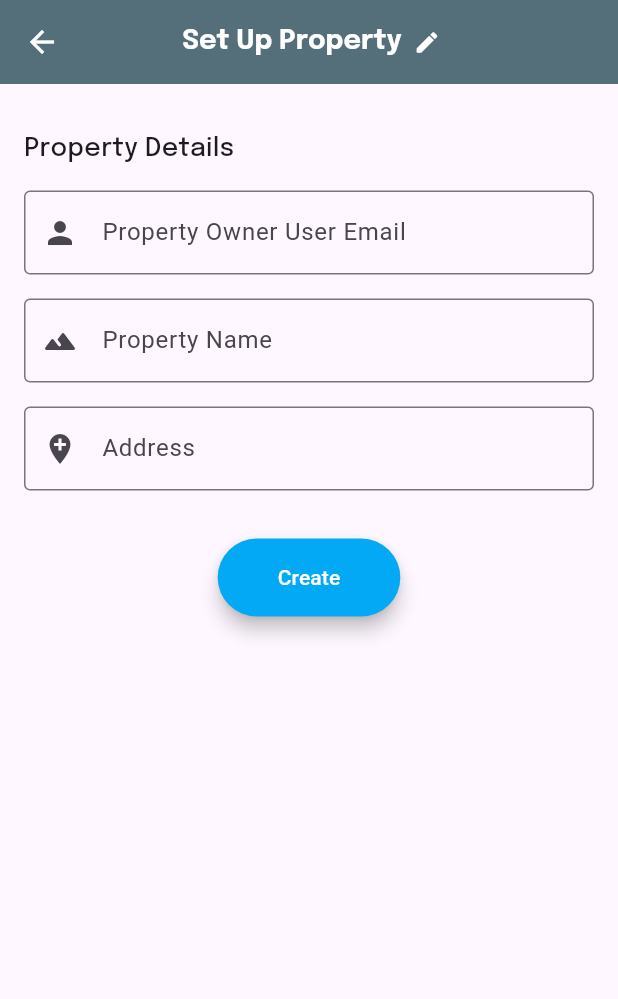
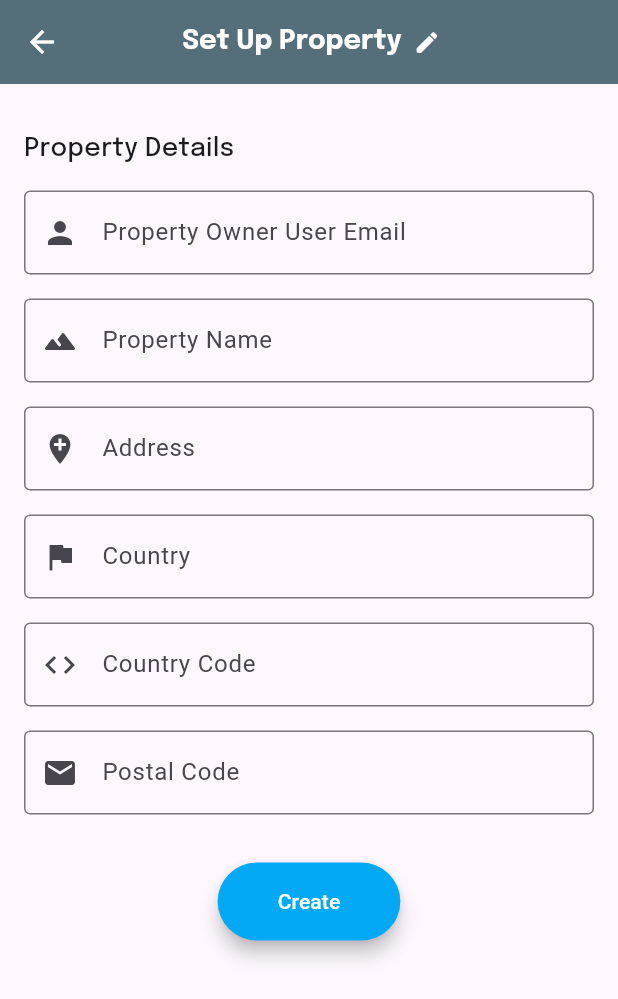
Before and after one commit to mn-nao-ren/drenchmate1017, a Flutter app: the SetupPropertyScreen screen opened by its route, on a phone screen of 412 x 824 dp. Shown: the top 999 px of the screen. Run offline on Flutter 3.47's test engine with Material 3 defaults, Android fonts, the phone set to English and light mode, and no system bars; our stand-ins replace cloud_firestore, firebase_auth, firebase_core, google_fonts, modal_progress_hud_nsn; accounts and stored records are empty.

Commit message:
fixed form state management and missing fields from create property form, specially for andrew's weather case

```diff
--- a/lib/business_logic/services/firestore_service.dart
+++ b/lib/business_logic/services/firestore_service.dart
@@ -4,14 +4,18 @@ import 'package:cloud_firestore/cloud_firestore.dart';
 class FirestoreService {
   final FirebaseFirestore _firestore = FirebaseFirestore.instance;
 
-  Future<void> savePropertyData(String userEmail, String propertyName, String location, DateTime createdAt) async {
+  Future<void> savePropertyData(String userEmail, String propertyName, String location, String country, String countryCode, String postalCode, DateTime createdAt) async {
     await _firestore.collection('properties').add({
       'userEmail': userEmail,
       'propertyName': propertyName,
       'location': location,
+      'country': country,
+      'countryCode': countryCode,
+      'postalCode': postalCode,
       'createdAt': createdAt,
     });
   }
+
 
   Future<void> saveMob(String propertyAddress, int paddockId, String mobName) async {
     final mobData = {
--- a/lib/business_logic/services/input_validation_service.dart
+++ b/lib/business_logic/services/input_validation_service.dart
@@ -1,3 +1,4 @@
+// input_validation_service.dart
 // containing functions only
 
 String? validatePaddockNumber(String? value) {
--- a/lib/presentation/screens/setup_property_screen.dart
+++ b/lib/presentation/screens/setup_property_screen.dart
@@ -2,6 +2,8 @@ import 'package:flutter/material.dart';
 import 'package:google_fonts/google_fonts.dart';
 import 'package:cloud_firestore/cloud_firestore.dart';
 import 'package:drenchmate_2024/business_logic/services/firestore_service.dart';
+import 'package:drenchmate_2024/business_logic/services/input_validation_service.dart';
+
 
 class SetupPropertyScreen extends StatefulWidget {
   static String id = 'setup_property_screen';
@@ -19,6 +21,10 @@ class _SetupPropertyScreenState extends State<SetupPropertyScreen> {
   final TextEditingController _ownerEmailController = TextEditingController();
   final TextEditingController _propertyNameController = TextEditingController();
   final TextEditingController _addressController = TextEditingController();
+  final TextEditingController _countryController = TextEditingController();
+  final TextEditingController _countryCodeController = TextEditingController();
+  final TextEditingController _postalCodeController = TextEditingController();
+
 
   @override
   Widget build(BuildContext context) {
@@ -43,6 +49,7 @@ class _SetupPropertyScreenState extends State<SetupPropertyScreen> {
         ),
         body: Padding(
             padding: const EdgeInsets.all(16.0),
+            child: SingleChildScrollView(
               child: Column(
                 crossAxisAlignment: CrossAxisAlignment.start,
                 children: [
@@ -56,6 +63,7 @@ class _SetupPropertyScreenState extends State<SetupPropertyScreen> {
                       ),
                   const SizedBox(height: 16),
                   TextFormField(
+                    controller: _ownerEmailController,
                     decoration: const InputDecoration(
                       labelText: 'Property Owner User Email',
                       border: OutlineInputBorder(),
@@ -64,6 +72,7 @@ class _SetupPropertyScreenState extends State<SetupPropertyScreen> {
                   ),
                   const SizedBox(height: 16),
                   TextFormField(
+                    controller: _propertyNameController,
                     decoration: const InputDecoration(
                       labelText: 'Property Name',
                       border: OutlineInputBorder(),
@@ -72,28 +81,62 @@ class _SetupPropertyScreenState extends State<SetupPropertyScreen> {
                   ),
                   const SizedBox(height: 16),
                   TextFormField(
+                    controller: _addressController,
                     decoration: const InputDecoration(
                       labelText: 'Address',
                       border: OutlineInputBorder(),
                       prefixIcon: Icon(Icons.add_location),
                     ),
                   ),
+                  const SizedBox(height: 16),
+                  TextFormField(
+                    controller: _countryController,
+                    decoration: const InputDecoration(
+                      labelText: 'Country',
+                      border: OutlineInputBorder(),
+                      prefixIcon: Icon(Icons.flag),
+                    ),
+                    validator: (value) => validateText(value, 'Country'),
+                  ),
+                  const SizedBox(height: 16),
+                  TextFormField(
+                    controller: _countryCodeController,
+                    decoration: const InputDecoration(
+                      labelText: 'Country Code',
+                      border: OutlineInputBorder(),
+                      prefixIcon: Icon(Icons.code),
+                    ),
+                  ),
+                  const SizedBox(height: 16),
+                  TextFormField(
+                    controller: _postalCodeController,
+                    decoration: const InputDecoration(
+                      labelText: 'Postal Code',
+                      border: OutlineInputBorder(),
+                      prefixIcon: Icon(Icons.mail),
+                    ),
+                    validator: (value) => validateText(value, 'Postal Code'),
+                  ),
                   const SizedBox(height: 32),
                   Center(
                     child: ElevatedButton(
                       onPressed: () async {
                         try {
-                        final String ownerEmail =
-                            _ownerEmailController.text.trim();
-                        final String propertyName =
-                            _propertyNameController.text.trim();
+                          final String ownerEmail = _ownerEmailController.text.trim();
+                          final String propertyName = _propertyNameController.text.trim();
                           final String address = _addressController.text.trim();
+                          final String country = _countryController.text.trim();
+                          final String countryCode = _countryCodeController.text.trim();
+                          final String postalCode = _postalCodeController.text.trim();
                           final DateTime createdAt = DateTime.now();
 
                           await _firestoreService.savePropertyData(
                             ownerEmail, // Assuming owner email is used as a userId
                             propertyName,
                             address,
+                            country,
+                            countryCode,
+                            postalCode,
                             createdAt,
                           );
 
@@ -103,6 +146,7 @@ class _SetupPropertyScreenState extends State<SetupPropertyScreen> {
                                 content: Text('Property created successfully!')),
                           );
                           Navigator.of(context).pop();
+
                         } catch (e) {
                           // handle error
                         }
@@ -117,6 +161,7 @@ class _SetupPropertyScreenState extends State<SetupPropertyScreen> {
                     ),
                   ),
                 ],
+              ),
             )));
   }
 }
```
Also changed, not shown: lib/presentation/screens/create_profile.dart (+11 -6 lines), lib/presentation/screens/login_page.dart (+11 -7 lines). Lines whose indentation alone changed are shown as unchanged.
